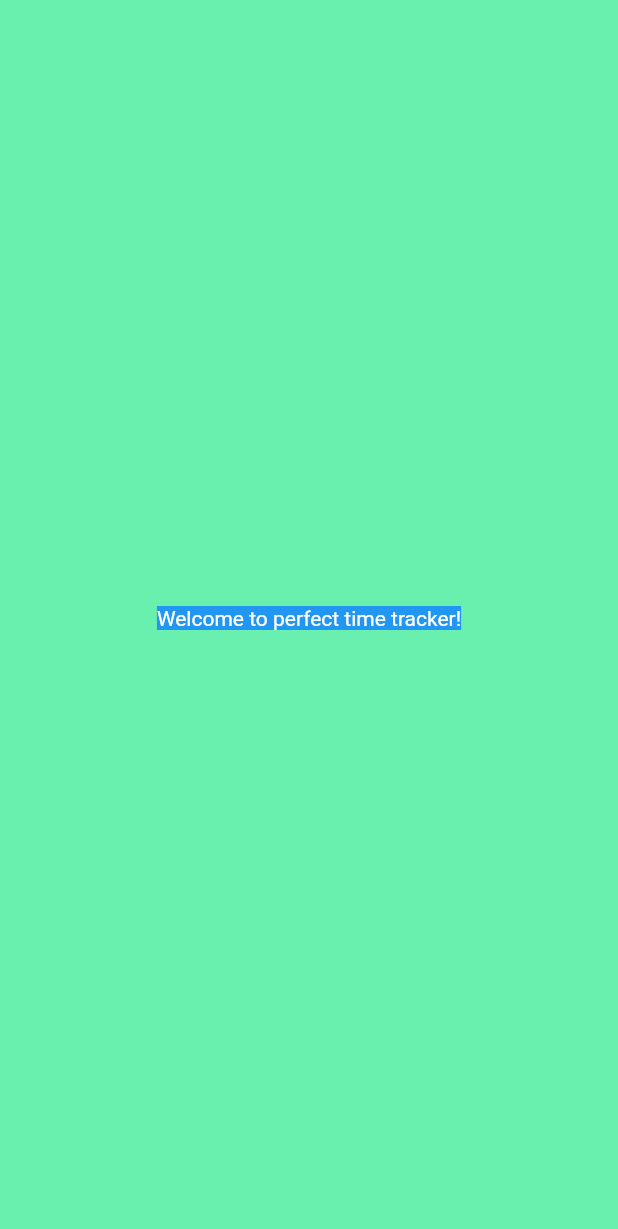
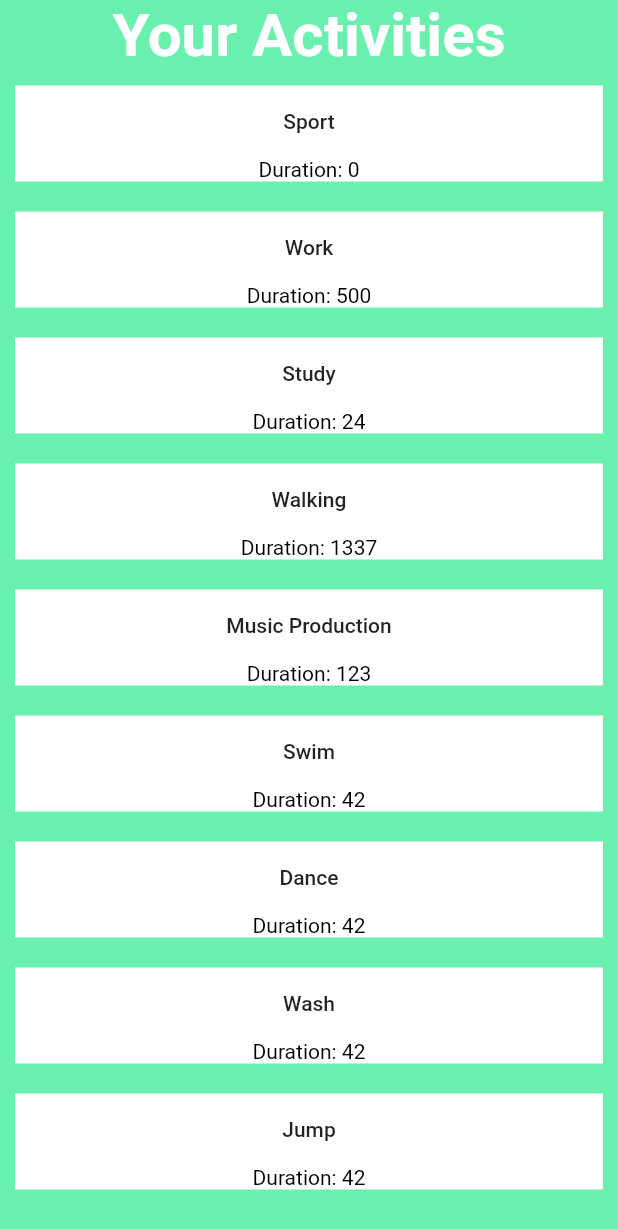
Before and after one commit to maximcore/perfect-time-tracker, a Flutter app: the HomePage screen opened directly, on a phone screen of 412 x 824 dp. Shown: the top 1229 px of the screen. Run offline on Flutter 3.47's test engine with Material 2 defaults, Android fonts, the phone set to English and light mode, and no system bars; network calls fail.

Commit message:
Add activities

```diff
--- /dev/null
+++ b/lib/activity.dart
@@ -0,0 +1,27 @@
+import 'package:json_annotation/json_annotation.dart';
+
+@JsonSerializable()
+class Activity {
+  final String name;
+  final int duration;
+
+  String get activityName => name;
+
+  int get activityDuration => duration;
+
+  const Activity({required this.name, required this.duration});
+
+  factory Activity.fromJson(Map<String, dynamic> json) => _$ActivityFromJson(json);
+
+  Map<String, dynamic> toJson() => _$ActivityToJson(this);
+}
+
+Activity _$ActivityFromJson(Map<String, dynamic> json) => Activity(
+      name: json['name'] as String,
+      duration: json['duration'] as int,
+    );
+
+Map<String, dynamic> _$ActivityToJson(Activity instance) => <String, dynamic>{
+      'name': instance.name,
+      'duration': instance.duration,
+    };
--- /dev/null
+++ b/lib/activity_entry.dart
@@ -0,0 +1,37 @@
+import 'package:flutter/material.dart';
+import 'package:perfect_timetracker/activity.dart';
+
+class ActivityEntry extends StatefulWidget {
+  final Activity activity;
+
+  const ActivityEntry({required this.activity, Key? key}) : super(key: key);
+
+  @override
+  _ActivityEntryState createState() => _ActivityEntryState();
+}
+
+class _ActivityEntryState extends State<ActivityEntry> {
+  @override
+  Widget build(BuildContext context) {
+    Size size = MediaQuery.of(context).size;
+    return Container(
+      width: size.width / 1.5,
+      margin: EdgeInsets.all(10),
+      color: Colors.white,
+      child: Column(
+        mainAxisAlignment: MainAxisAlignment.center,
+        children: [
+          MaterialButton(
+              child: Text('${widget.activity.name}'),
+              onPressed: () {
+                print(widget.activity.toJson());
+              }),
+          Text(
+            'Duration: ${widget.activity.duration}',
+            style: TextStyle(color: Colors.black),
+          ),
+        ],
+      ),
+    );
+  }
+}
--- a/lib/home_page.dart
+++ b/lib/home_page.dart
@@ -1,4 +1,6 @@
 import 'package:flutter/material.dart';
+import 'package:perfect_timetracker/activity.dart';
+import 'package:perfect_timetracker/activity_entry.dart';
 
 class HomePage extends StatefulWidget {
   const HomePage({Key? key}) : super(key: key);
@@ -8,13 +10,54 @@ class HomePage extends StatefulWidget {
 }
 
 class _HomePageState extends State<HomePage> {
+  final List<Activity> activities = [
+    Activity(name: 'Sport', duration: 0),
+    Activity(name: 'Work', duration: 500),
+    Activity(name: 'Study', duration: 24),
+    Activity(name: 'Walking', duration: 1337),
+    Activity(name: 'Music Production', duration: 123),
+    Activity(name: 'Swim', duration: 42),
+    Activity(name: 'Dance', duration: 42),
+    Activity(name: 'Wash', duration: 42),
+    Activity(name: 'Jump', duration: 42),
+  ];
+
   @override
   Widget build(BuildContext context) {
     return Scaffold(
-      body: Center(
-        child: Container(
-          color: Colors.blue,
-          child: Text('Welcome to perfect time tracker!'),
+      body: SafeArea(
+        child: Center(
+          child: Column(
+            mainAxisAlignment: MainAxisAlignment.center,
+            children: [
+              Expanded(
+                child: ReorderableListView.builder(
+                  shrinkWrap: true,
+                    header: Center(
+                        child: Text(
+                      'Your Activities',
+                      style: TextStyle(fontSize: 40, fontWeight: FontWeight.bold),
+                    )),
+                    onReorder: (int oldIndex, int newIndex) {
+                      if (oldIndex < newIndex) {
+                        newIndex -= 1;
+                      }
+                      final activity = activities.removeAt(newIndex);
+                      activities.insert(newIndex, activity);
+                      setState(() {
+
+                      });
+                    },
+                    itemCount: activities.length,
+                    itemBuilder: (context, index) {
+                      return ActivityEntry(
+                        key: Key(activities[index].name),
+                        activity: activities[index],
+                      );
+                    }),
+              )
+            ],
+          ),
         ),
       ),
     );
--- a/lib/theme.dart
+++ b/lib/theme.dart
@@ -6,9 +6,11 @@ ThemeData myTheme() {
     textTheme: const TextTheme(
       bodyText1: TextStyle(color: Colors.white),
       bodyText2: TextStyle(color: Colors.white),
+      subtitle1: TextStyle(color: Colors.black),
+      subtitle2: TextStyle(color: Colors.black),
       button: TextStyle(color: Colors.black),
     ),
-    colorScheme: ColorScheme.fromSwatch(primarySwatch: Colors.green).copyWith(
-        secondary: Colors.greenAccent),
+    colorScheme:
+        ColorScheme.fromSwatch(primarySwatch: Colors.green).copyWith(secondary: Colors.greenAccent),
   );
 }
--- a/pubspec.yaml
+++ b/pubspec.yaml
@@ -12,6 +12,8 @@ dependencies:
   flutter:
     sdk: flutter
 
+  circular_countdown_timer: ^0.2.0
+  json_serializable: ^6.0.1
   cupertino_icons: ^1.0.2
 
 dev_dependencies:
```
Also changed, not shown: pubspec.lock.
